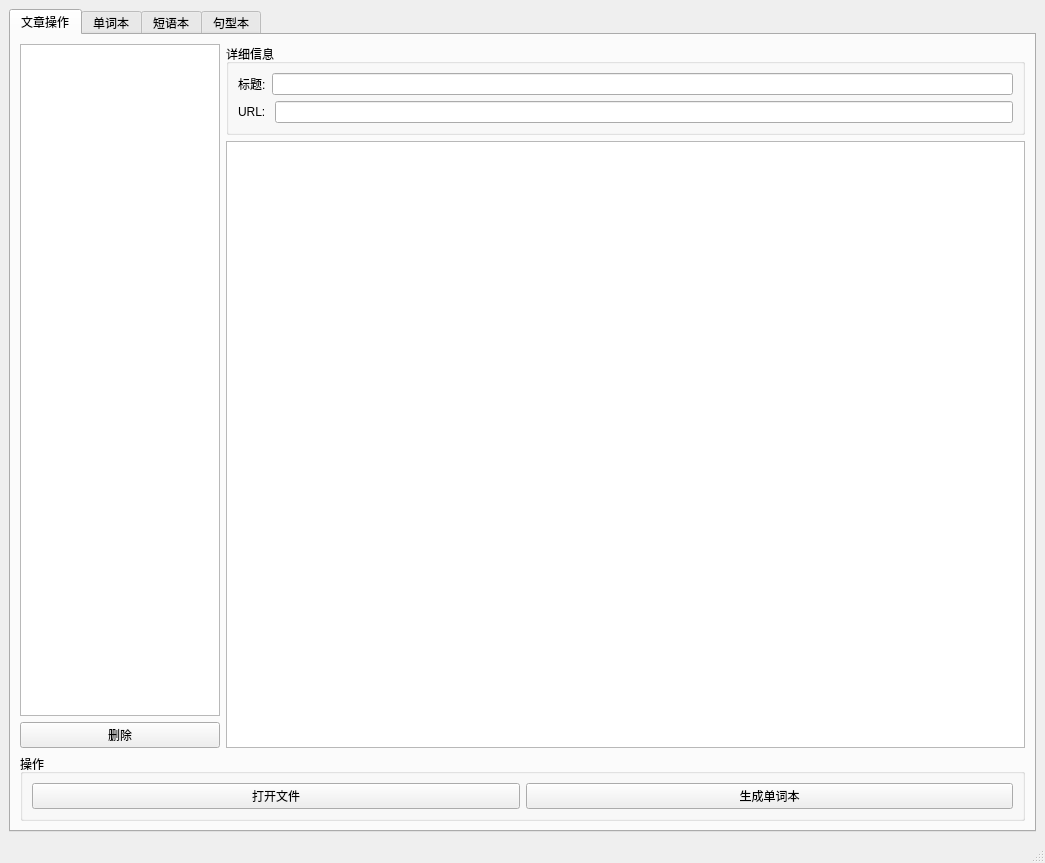
Above: window/wordsbook.ui from gaazau/MyEnglishIsPoor before the change. Below: the same form after it.
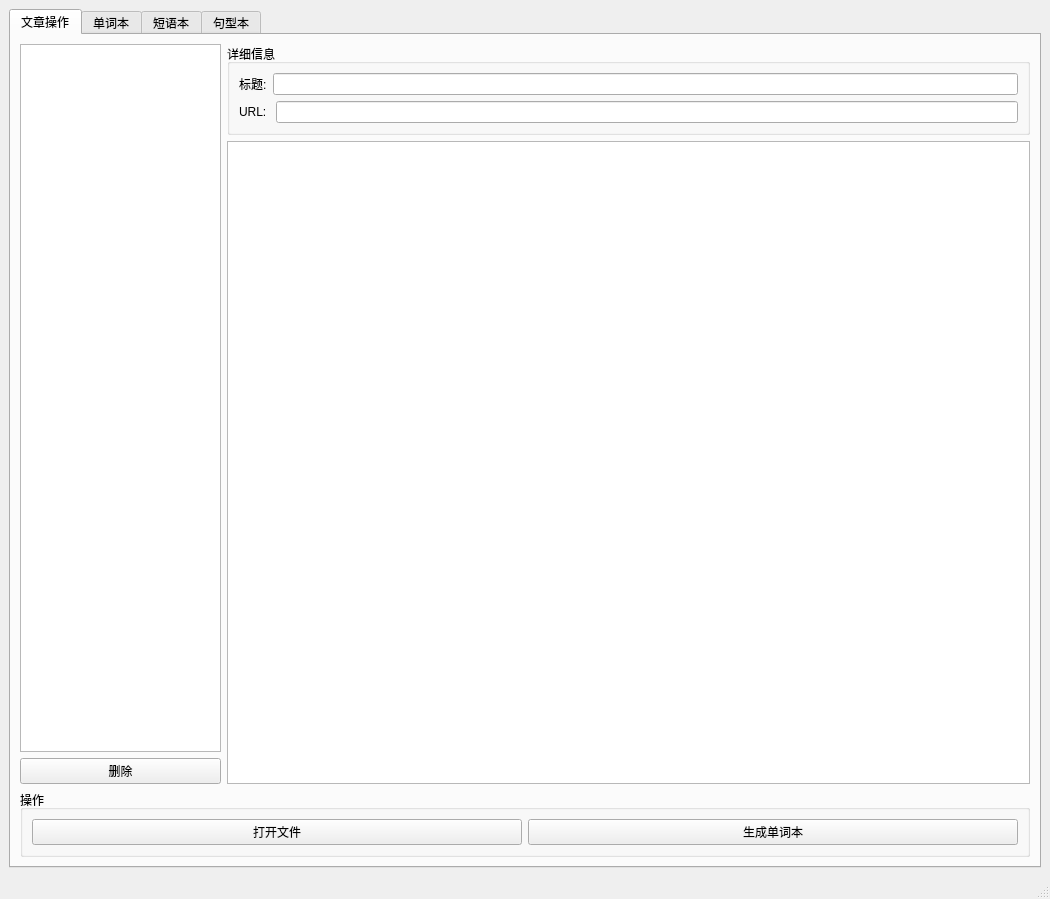
That is the form after the change.

The edit to the form file:
```diff
--- a/window/wordsbook.ui
+++ b/window/wordsbook.ui
@@ -6,8 +6,8 @@
    <rect>
     <x>0</x>
     <y>0</y>
-    <width>1045</width>
-    <height>863</height>
+    <width>1050</width>
+    <height>899</height>
    </rect>
   </property>
   <property name="windowTitle">
```
